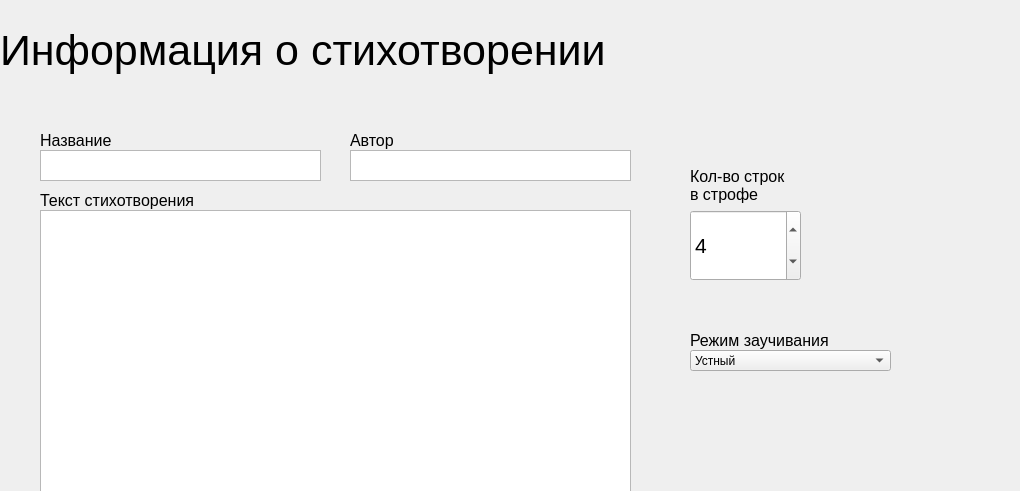
Before: the Qt Designer form designs/main.ui in D1midr0sh/qt_poem_learner, drawn with Qt 5; both pictures show x 0 to 1020 and y 0 to 491 of the 1020 by 710 pixel window.
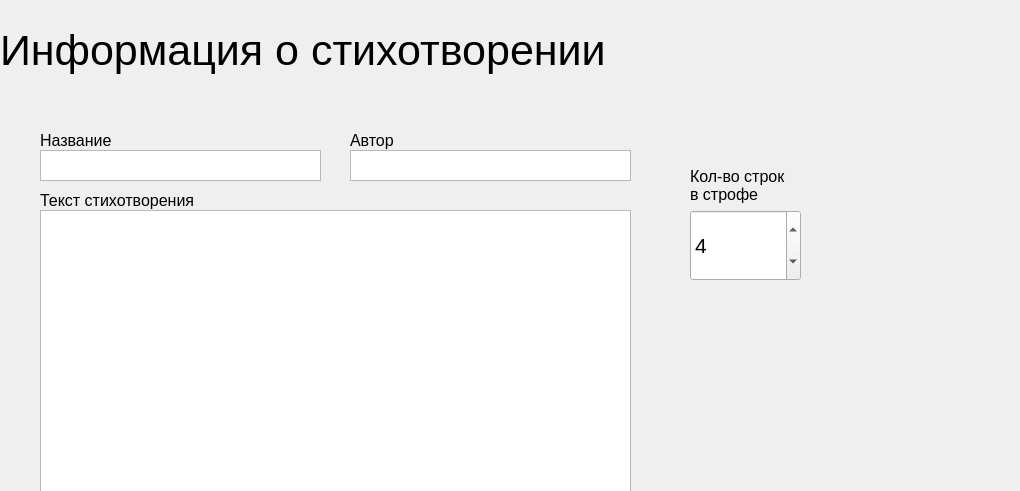
After: the same form once the commit is applied. The open tabs and pages were chosen to show the change.

```diff
--- a/designs/main.ui
+++ b/designs/main.ui
@@ -97,7 +97,7 @@
        <rect>
         <x>0</x>
         <y>0</y>
-        <width>611</width>
+        <width>801</width>
         <height>101</height>
        </rect>
       </property>
@@ -128,7 +128,7 @@
        <rect>
         <x>40</x>
         <y>130</y>
-        <width>121</width>
+        <width>181</width>
         <height>21</height>
        </rect>
       </property>
@@ -184,7 +184,7 @@
        <rect>
         <x>40</x>
         <y>190</y>
-        <width>181</width>
+        <width>281</width>
         <height>21</height>
        </rect>
       </property>
@@ -220,7 +220,7 @@
        <rect>
         <x>690</x>
         <y>160</y>
-        <width>111</width>
+        <width>121</width>
         <height>51</height>
        </rect>
       </property>
@@ -265,47 +265,6 @@
        <string>Готово</string>
       </property>
      </widget>
-     <widget class="QComboBox" name="typeLearn">
-      <property name="geometry">
-       <rect>
-        <x>690</x>
-        <y>350</y>
-        <width>201</width>
-        <height>21</height>
-       </rect>
-      </property>
-      <property name="editable">
-       <bool>false</bool>
-      </property>
-      <item>
-       <property name="text">
-        <string>Устный</string>
-       </property>
-      </item>
-      <item>
-       <property name="text">
-        <string>Письменный</string>
-       </property>
-      </item>
-     </widget>
-     <widget class="QLabel" name="label_7">
-      <property name="geometry">
-       <rect>
-        <x>690</x>
-        <y>330</y>
-        <width>201</width>
-        <height>21</height>
-       </rect>
-      </property>
-      <property name="font">
-       <font>
-        <pointsize>12</pointsize>
-       </font>
-      </property>
-      <property name="text">
-       <string>Режим заучивания</string>
-      </property>
-     </widget>
     </widget>
    </widget>
   </widget>
```
